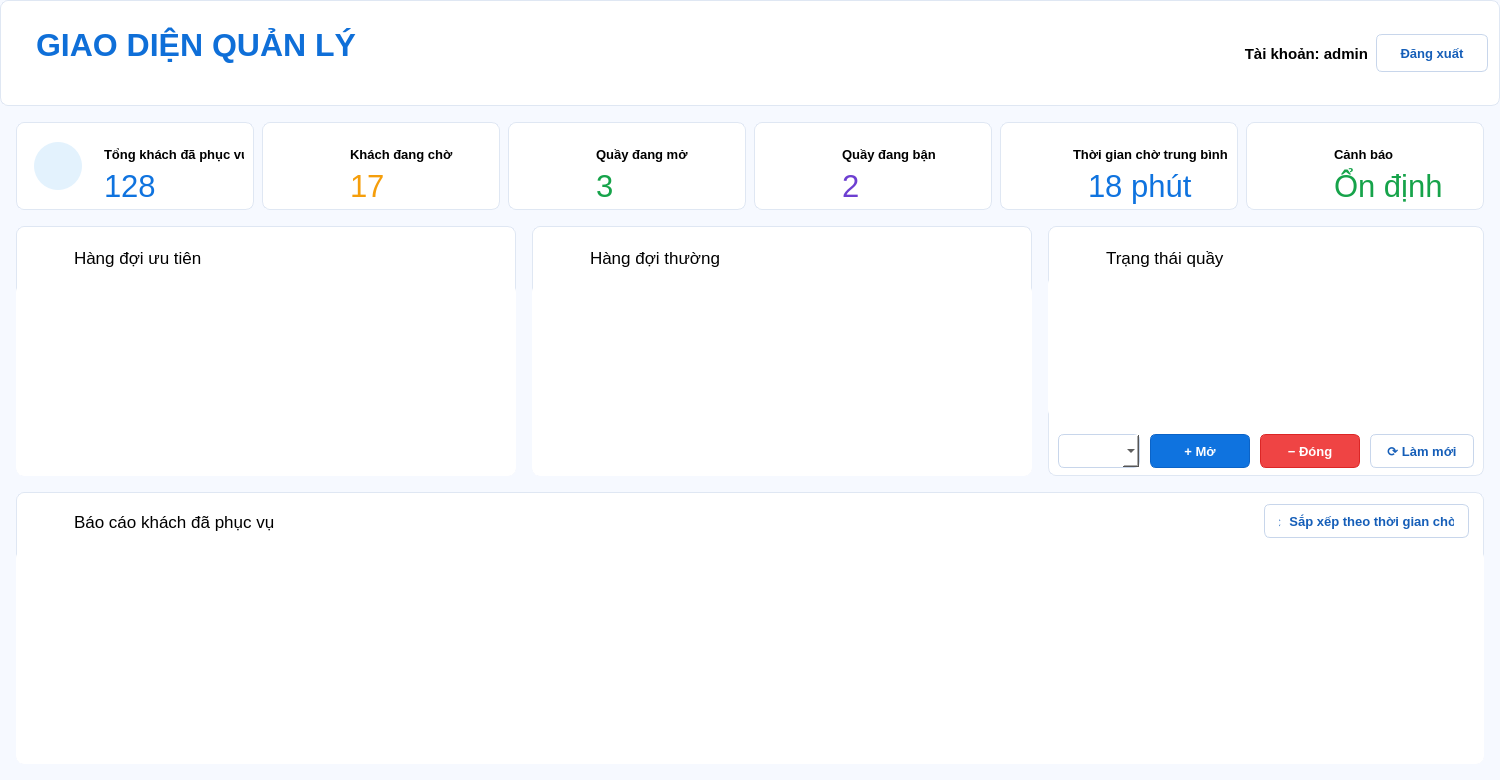
Before: the Qt Designer form ui/quan_ly.ui in DangDan111/Nhom4_Hethongmophonghangdoidichvu, drawn with Qt 5.
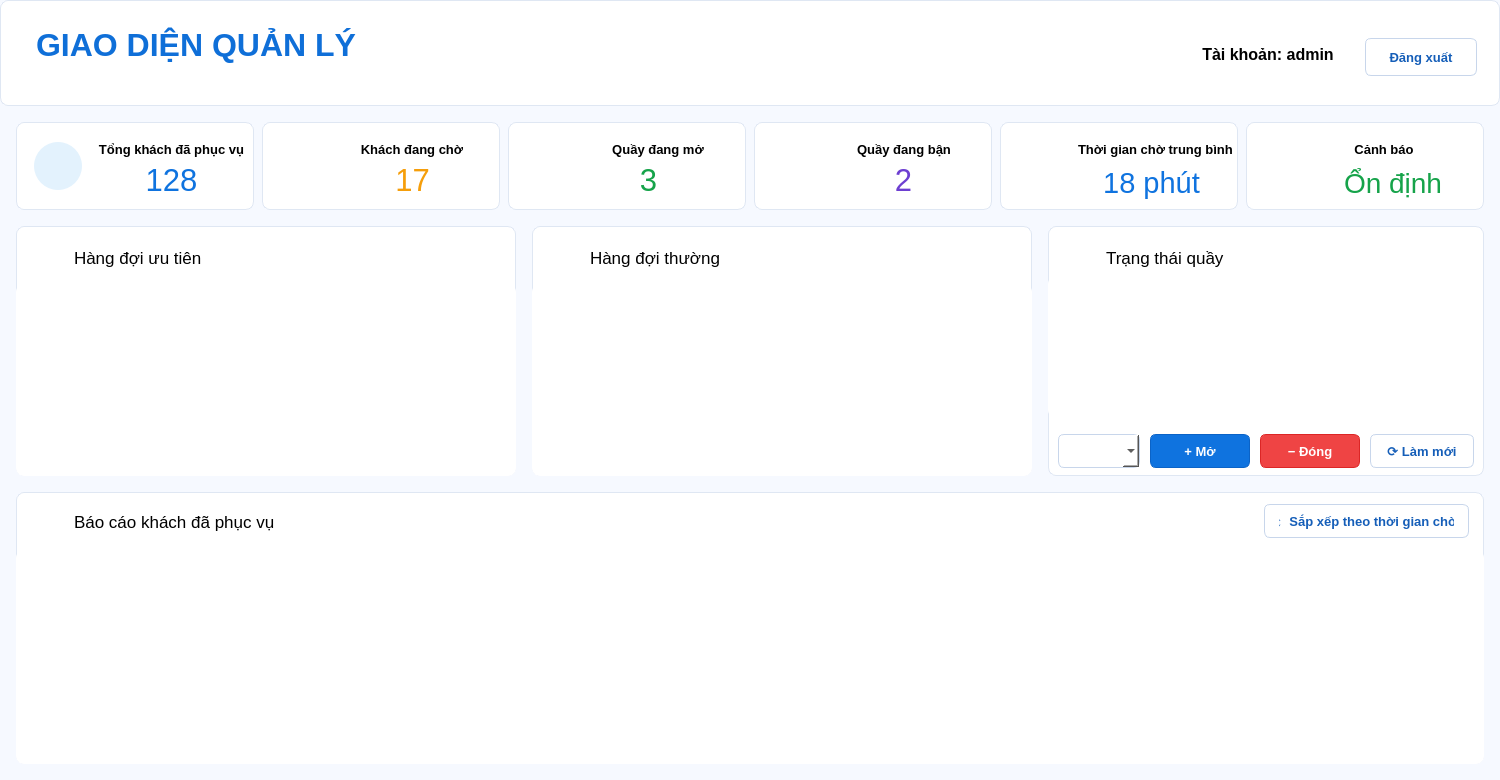
After: the same form once the commit is applied. Icons and pictures are not drawn.

Commit message: Fix icon giaodien quanly

```diff
--- a/ui/quan_ly.ui
+++ b/ui/quan_ly.ui
@@ -160,7 +160,7 @@
    <widget class="QLabel" name="lblTaiKhoan">
     <property name="geometry">
      <rect>
-      <x>1198</x>
+      <x>1183</x>
       <y>38</y>
       <width>170</width>
       <height>32</height>
@@ -169,7 +169,7 @@
     <property name="font">
      <font>
       <family>Segoe UI</family>
-      <pointsize>11</pointsize>
+      <pointsize>12</pointsize>
       <bold>true</bold>
      </font>
     </property>
@@ -177,14 +177,14 @@
      <string>Tài khoản: admin</string>
     </property>
     <property name="alignment">
-     <set>Qt::AlignmentFlag::AlignRight|Qt::AlignmentFlag::AlignTrailing|Qt::AlignmentFlag::AlignVCenter</set>
+     <set>Qt::AlignmentFlag::AlignCenter</set>
     </property>
    </widget>
    <widget class="QPushButton" name="btnDangXuat">
     <property name="geometry">
      <rect>
-      <x>1376</x>
-      <y>34</y>
+      <x>1365</x>
+      <y>38</y>
       <width>112</width>
       <height>38</height>
      </rect>
@@ -202,6 +202,12 @@
     <property name="text">
      <string>Đăng xuất</string>
     </property>
+    <property name="iconSize">
+     <size>
+      <width>23</width>
+      <height>23</height>
+     </size>
+    </property>
    </widget>
   </widget>
   <widget class="QFrame" name="cardTongDaPhucVu">
@@ -272,9 +278,9 @@
    <widget class="QLabel" name="cardTongDaPhucVuTitle">
     <property name="geometry">
      <rect>
-      <x>88</x>
-      <y>20</y>
-      <width>140</width>
+      <x>80</x>
+      <y>15</y>
+      <width>151</width>
       <height>24</height>
      </rect>
     </property>
@@ -288,13 +294,16 @@
     <property name="text">
      <string>Tổng khách đã phục vụ</string>
     </property>
+    <property name="alignment">
+     <set>Qt::AlignmentFlag::AlignCenter</set>
+    </property>
    </widget>
    <widget class="QLabel" name="lblTongDaPhucVu">
     <property name="geometry">
      <rect>
-      <x>88</x>
-      <y>46</y>
-      <width>140</width>
+      <x>100</x>
+      <y>40</y>
+      <width>111</width>
       <height>36</height>
      </rect>
     </property>
@@ -311,6 +320,9 @@
     <property name="text">
      <string>128</string>
     </property>
+    <property name="alignment">
+     <set>Qt::AlignmentFlag::AlignCenter</set>
+    </property>
     <property name="class" stdset="0">
      <string>metricValue</string>
     </property>
@@ -336,20 +348,20 @@
      <rect>
       <x>18</x>
       <y>20</y>
-      <width>54</width>
-      <height>54</height>
+      <width>48</width>
+      <height>48</height>
      </rect>
     </property>
     <property name="minimumSize">
      <size>
-      <width>54</width>
-      <height>54</height>
+      <width>48</width>
+      <height>48</height>
      </size>
     </property>
     <property name="maximumSize">
      <size>
-      <width>54</width>
-      <height>54</height>
+      <width>48</width>
+      <height>48</height>
      </size>
     </property>
     <property name="font">
@@ -381,8 +393,8 @@
    <widget class="QLabel" name="cardKhachDangChoTitle">
     <property name="geometry">
      <rect>
-      <x>88</x>
-      <y>20</y>
+      <x>80</x>
+      <y>15</y>
       <width>140</width>
       <height>24</height>
      </rect>
@@ -397,13 +409,16 @@
     <property name="text">
      <string>Khách đang chờ</string>
     </property>
+    <property name="alignment">
+     <set>Qt::AlignmentFlag::AlignCenter</set>
+    </property>
    </widget>
    <widget class="QLabel" name="lblKhachDangCho">
     <property name="geometry">
      <rect>
-      <x>88</x>
-      <y>46</y>
-      <width>140</width>
+      <x>100</x>
+      <y>40</y>
+      <width>101</width>
       <height>36</height>
      </rect>
     </property>
@@ -420,6 +435,9 @@
     <property name="text">
      <string>17</string>
     </property>
+    <property name="alignment">
+     <set>Qt::AlignmentFlag::AlignCenter</set>
+    </property>
     <property name="class" stdset="0">
      <string>metricValue</string>
     </property>
@@ -445,20 +463,20 @@
      <rect>
       <x>18</x>
       <y>20</y>
-      <width>54</width>
-      <height>54</height>
+      <width>48</width>
+      <height>48</height>
      </rect>
     </property>
     <property name="minimumSize">
      <size>
-      <width>54</width>
-      <height>54</height>
+      <width>48</width>
+      <height>48</height>
      </size>
     </property>
     <property name="maximumSize">
      <size>
-      <width>54</width>
-      <height>54</height>
+      <width>48</width>
+      <height>48</height>
      </size>
     </property>
     <property name="font">
@@ -484,8 +502,8 @@
    <widget class="QLabel" name="cardQuayDangMoTitle">
     <property name="geometry">
      <rect>
-      <x>88</x>
-      <y>20</y>
+      <x>80</x>
+      <y>15</y>
       <width>140</width>
       <height>24</height>
      </rect>
@@ -500,13 +518,16 @@
     <property name="text">
      <string>Quầy đang mở</string>
     </property>
+    <property name="alignment">
+     <set>Qt::AlignmentFlag::AlignCenter</set>
+    </property>
    </widget>
    <widget class="QLabel" name="lblQuayDangMo">
     <property name="geometry">
      <rect>
-      <x>88</x>
-      <y>46</y>
-      <width>140</width>
+      <x>100</x>
+      <y>40</y>
+      <width>81</width>
       <height>36</height>
      </rect>
     </property>
@@ -523,6 +544,9 @@
     <property name="text">
      <string>3</string>
     </property>
+    <property name="alignment">
+     <set>Qt::AlignmentFlag::AlignCenter</set>
+    </property>
     <property name="class" stdset="0">
      <string>metricValue</string>
     </property>
@@ -548,10 +572,22 @@
      <rect>
       <x>18</x>
       <y>20</y>
-      <width>54</width>
-      <height>54</height>
+      <width>48</width>
+      <height>48</height>
      </rect>
     </property>
+    <property name="minimumSize">
+     <size>
+      <width>48</width>
+      <height>48</height>
+     </size>
+    </property>
+    <property name="maximumSize">
+     <size>
+      <width>48</width>
+      <height>48</height>
+     </size>
+    </property>
     <property name="font">
      <font>
       <family>Segoe UI</family>
@@ -578,8 +614,8 @@
    <widget class="QLabel" name="cardQuayDangBanTitle">
     <property name="geometry">
      <rect>
-      <x>88</x>
-      <y>20</y>
+      <x>80</x>
+      <y>15</y>
       <width>140</width>
       <height>24</height>
      </rect>
@@ -594,13 +630,16 @@
     <property name="text">
      <string>Quầy đang bận</string>
     </property>
+    <property name="alignment">
+     <set>Qt::AlignmentFlag::AlignCenter</set>
+    </property>
    </widget>
    <widget class="QLabel" name="lblQuayDangBan">
     <property name="geometry">
      <rect>
-      <x>88</x>
-      <y>46</y>
-      <width>140</width>
+      <x>109</x>
+      <y>40</y>
+      <width>81</width>
       <height>36</height>
      </rect>
     </property>
@@ -617,6 +656,9 @@
     <property name="text">
      <string>2</string>
     </property>
+    <property name="alignment">
+     <set>Qt::AlignmentFlag::AlignCenter</set>
+    </property>
     <property name="class" stdset="0">
      <string>metricValue</string>
     </property>
@@ -642,10 +684,22 @@
      <rect>
       <x>18</x>
       <y>20</y>
-      <width>54</width>
-      <height>54</height>
+      <width>48</width>
+      <height>48</height>
      </rect>
     </property>
+    <property name="minimumSize">
+     <size>
+      <width>48</width>
+      <height>48</height>
+     </size>
+    </property>
+    <property name="maximumSize">
+     <size>
+      <width>48</width>
+      <height>48</height>
+     </size>
+    </property>
     <property name="font">
      <font>
       <family>Segoe UI</family>
@@ -672,8 +726,8 @@
    <widget class="QLabel" name="cardThoiGianChoTBTitle">
     <property name="geometry">
      <rect>
-      <x>73</x>
-      <y>20</y>
+      <x>78</x>
+      <y>15</y>
       <width>161</width>
       <height>24</height>
      </rect>
@@ -692,16 +746,16 @@
    <widget class="QLabel" name="lblThoiGianChoTB">
     <property name="geometry">
      <rect>
-      <x>88</x>
-      <y>46</y>
-      <width>140</width>
+      <x>84</x>
+      <y>43</y>
+      <width>135</width>
       <height>36</height>
      </rect>
     </property>
     <property name="font">
      <font>
       <family>Segoe UI</family>
-      <pointsize>23</pointsize>
+      <pointsize>22</pointsize>
       <fontweight>ExtraBold</fontweight>
      </font>
     </property>
@@ -711,6 +765,9 @@
     <property name="text">
      <string>18 phút</string>
     </property>
+    <property name="alignment">
+     <set>Qt::AlignmentFlag::AlignCenter</set>
+    </property>
     <property name="class" stdset="0">
      <string>metricValue</string>
     </property>
@@ -734,12 +791,24 @@
    <widget class="QLabel" name="lblIconCanhBao">
     <property name="geometry">
      <rect>
-      <x>18</x>
-      <y>20</y>
-      <width>54</width>
-      <height>54</height>
+      <x>16</x>
+      <y>17</y>
+      <width>53</width>
+      <height>53</height>
      </rect>
     </property>
+    <property name="minimumSize">
+     <size>
+      <width>53</width>
+      <height>53</height>
+     </size>
+    </property>
+    <property name="maximumSize">
+     <size>
+      <width>53</width>
+      <height>53</height>
+     </size>
+    </property>
     <property name="font">
      <font>
       <family>Segoe UI</family>
@@ -766,8 +835,8 @@
    <widget class="QLabel" name="cardCanhBaoTitle">
     <property name="geometry">
      <rect>
-      <x>88</x>
-      <y>20</y>
+      <x>80</x>
+      <y>15</y>
       <width>116</width>
       <height>24</height>
      </rect>
@@ -782,20 +851,23 @@
     <property name="text">
      <string>Cảnh báo</string>
     </property>
+    <property name="alignment">
+     <set>Qt::AlignmentFlag::AlignCenter</set>
+    </property>
    </widget>
    <widget class="QLabel" name="lblCanhBao">
     <property name="geometry">
      <rect>
-      <x>88</x>
-      <y>46</y>
-      <width>120</width>
+      <x>84</x>
+      <y>43</y>
+      <width>126</width>
       <height>36</height>
      </rect>
     </property>
     <property name="font">
      <font>
       <family>Segoe UI</family>
-      <pointsize>23</pointsize>
+      <pointsize>21</pointsize>
       <fontweight>ExtraBold</fontweight>
      </font>
     </property>
@@ -805,6 +877,9 @@
     <property name="text">
      <string>Ổn định</string>
     </property>
+    <property name="alignment">
+     <set>Qt::AlignmentFlag::AlignCenter</set>
+    </property>
     <property name="class" stdset="0">
      <string>metricValue</string>
     </property>
```
Left out of the diff: 12 changed lines with no effect on the pictures. The commit also changes 11 other files.
